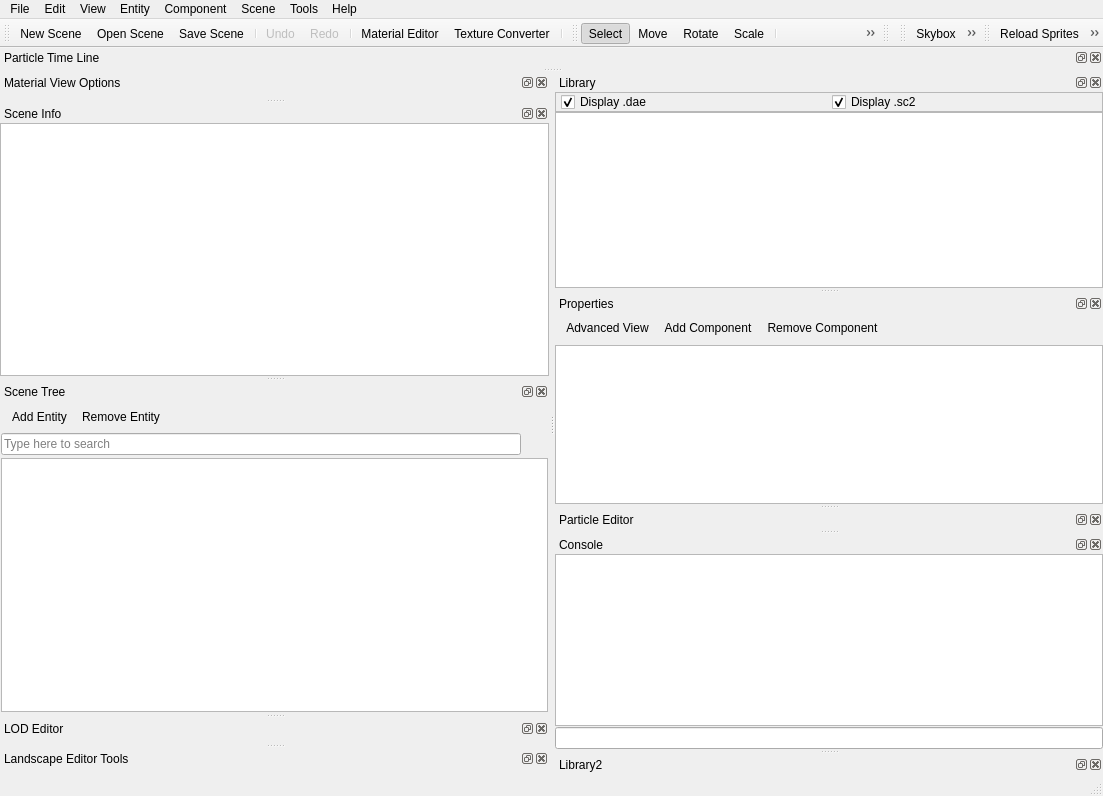
Qt form Tools/ResourceEditor/DataQt/mainwindow.ui (xaoctech/dava.engine) before a commit.
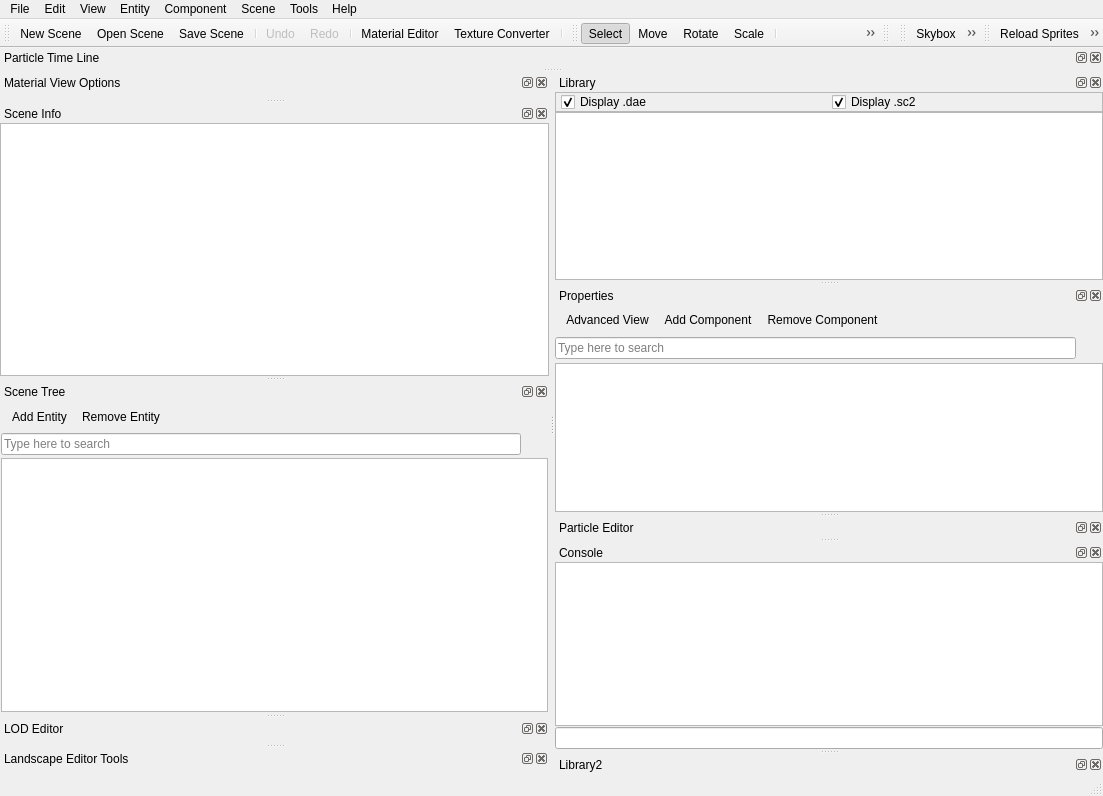
The same form after that commit. Icons and pictures are not drawn. Custom widgets are drawn as their Qt base class.

Commit message: [DF-2699] Added filters for property editor

Patch:
```diff
--- a/Tools/ResourceEditor/DataQt/mainwindow.ui
+++ b/Tools/ResourceEditor/DataQt/mainwindow.ui
@@ -169,6 +169,39 @@
        <addaction name="actionRemoveComponent"/>
       </widget>
      </item>
+     <item>
+      <widget class="QFrame" name="frame_6">
+       <layout class="QHBoxLayout" name="horizontalLayout_2">
+        <property name="spacing">
+         <number>3</number>
+        </property>
+        <property name="margin">
+         <number>0</number>
+        </property>
+        <item>
+         <widget class="QLineEdit" name="propertiesFilterEdit">
+          <property name="placeholderText">
+           <string>Type here to search</string>
+          </property>
+         </widget>
+        </item>
+        <item>
+         <widget class="QToolButton" name="propertiesFilterClear">
+          <property name="text">
+           <string/>
+          </property>
+          <property name="icon">
+           <iconset resource="QtIcons.qrc">
+            <normaloff>:/QtIconsTextureDialog/editclear.png</normaloff>:/QtIconsTextureDialog/editclear.png</iconset>
+          </property>
+          <property name="autoRaise">
+           <bool>true</bool>
+          </property>
+         </widget>
+        </item>
+       </layout>
+      </widget>
+     </item>
      <item>
       <widget class="PropertyEditor" name="propertyEditor">
        <property name="mouseTracking">
```
Left out of the diff: 2 changed lines with no effect on the pictures. The commit also changes 7 other files.
